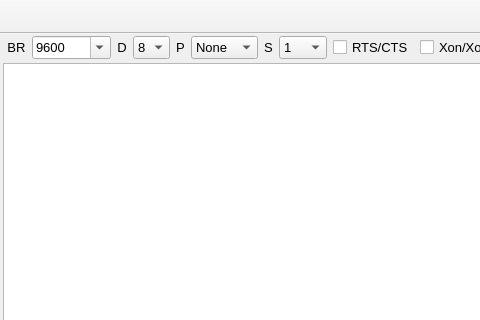
Qt form uartvide/ui/mainwindow.ui (gamesun/UartVide) before a commit; both pictures show x 0 to 480 and y 0 to 320 of the 805 by 612 pixel window.
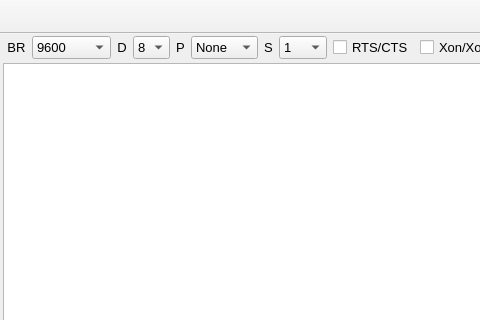
The same form after that commit. Custom widgets are drawn as their Qt base class.

Commit message: replace combo with RightAngleComboBox

```diff
--- a/uartvide/ui/mainwindow.ui
+++ b/uartvide/ui/mainwindow.ui
@@ -6,7 +6,7 @@
    <rect>
     <x>0</x>
     <y>0</y>
-    <width>753</width>
+    <width>766</width>
     <height>612</height>
    </rect>
   </property>
@@ -184,9 +184,6 @@
               <property name="statusTip">
                <string notr="true">Baud Rate</string>
               </property>
-              <property name="editable">
-               <bool>true</bool>
-              </property>
               <property name="currentIndex">
                <number>12</number>
               </property>
@@ -1013,7 +1010,12 @@
   <customwidget>
    <class>QuickSendTable</class>
    <extends>QTableWidget</extends>
-   <header location="global">quicksendtable.h</header>
+   <header>widgets/quicksendtable.h</header>
+  </customwidget>
+  <customwidget>
+   <class>RightAngleComboBox</class>
+   <extends>QComboBox</extends>
+   <header>widgets/rightanglecombobox.h</header>
   </customwidget>
  </customwidgets>
  <resources/>
```
Left out of the diff: 8 changed lines with no effect on the pictures. The commit also changes 3 other files.
